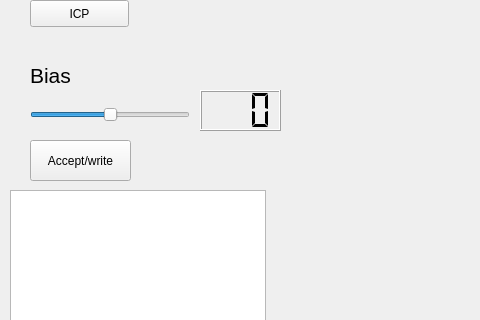
Old version of the form manualCorrespondence/src/corrGUI.ui in the repository thehammstr/icebergToolchain; both pictures show x 0 to 480 and y 270 to 590 of the 999 by 800 pixel window.
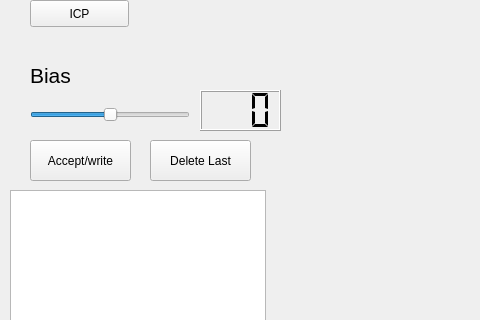
New version of the form. Custom widgets are drawn as their Qt base class.

The edit to the form file:
```diff
--- a/manualCorrespondence/src/corrGUI.ui
+++ b/manualCorrespondence/src/corrGUI.ui
@@ -333,6 +333,19 @@
      </rect>
     </property>
    </widget>
+   <widget class="QPushButton" name="pushButton_delete">
+    <property name="geometry">
+     <rect>
+      <x>150</x>
+      <y>410</y>
+      <width>101</width>
+      <height>41</height>
+     </rect>
+    </property>
+    <property name="text">
+     <string>Delete Last</string>
+    </property>
+   </widget>
   </widget>
  </widget>
  <customwidgets>
```
